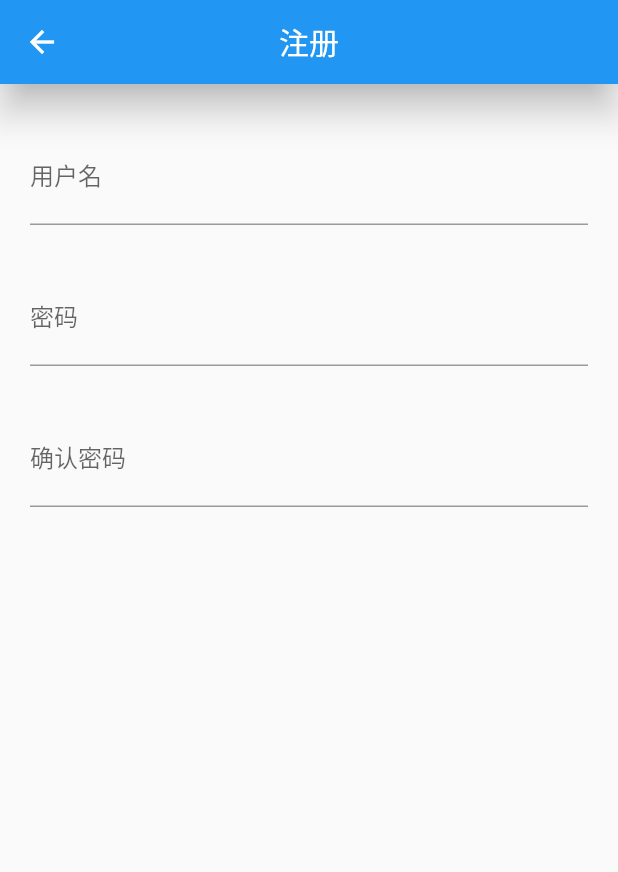
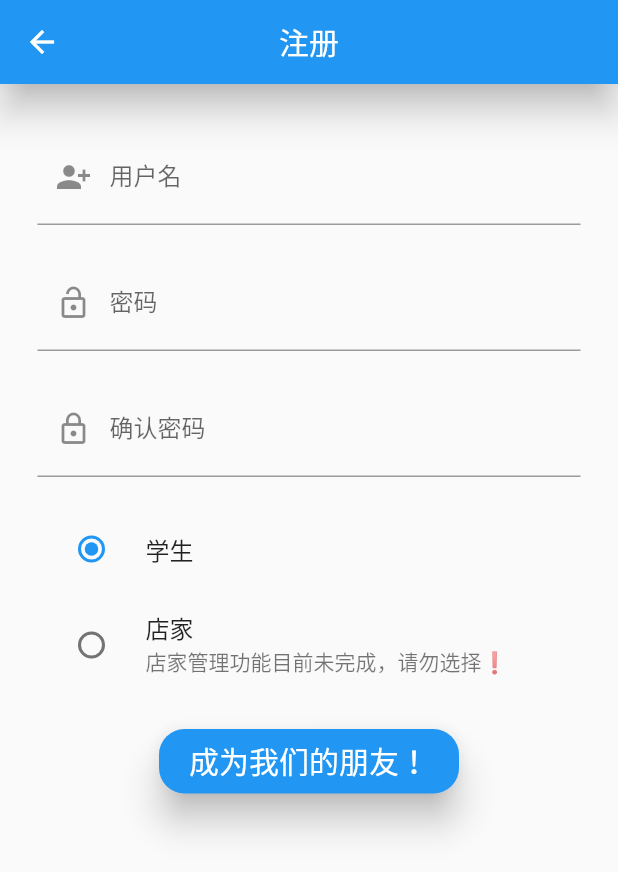
Before and after one commit to YfNightWind/Yango-Canteen, a Flutter app: the screen it shows after launch, after a tap on "注册", on a phone screen of 412 x 824 dp. Shown: the top 872 px of the screen. Run offline on Flutter 3.47's test engine with Material 2 defaults, Android fonts, the phone set to English and light mode, and no system bars; our stand-ins replace dio, loading_indicator; missing offline and left inert: flutter_card_swipper.

Commit message:
register to be done

```diff
--- a/lib/view/login_view.dart
+++ b/lib/view/login_view.dart
@@ -95,7 +95,7 @@ class _LoginPageState extends State<LoginPage> {
                   },
                   style: ButtonStyle(
                       shape: MaterialStateProperty.all(RoundedRectangleBorder(
-                          borderRadius: BorderRadius.circular(20))),
+                          borderRadius: BorderRadius.circular(17))),
                       elevation: MaterialStateProperty.all(10)),
                 ),
               ),
@@ -115,7 +115,7 @@ class _LoginPageState extends State<LoginPage> {
                   },
                   style: ButtonStyle(
                       shape: MaterialStateProperty.all(RoundedRectangleBorder(
-                          borderRadius: BorderRadius.circular(20))),
+                          borderRadius: BorderRadius.circular(17))),
                       elevation: MaterialStateProperty.all(10)),
                 ),
               )
--- a/lib/view/register_view.dart
+++ b/lib/view/register_view.dart
@@ -29,34 +29,89 @@ class RegisterForm extends StatefulWidget {
   _RegisterFormState createState() => _RegisterFormState();
 }
 
+enum ChosingCharacter { student, manger }
+
 class _RegisterFormState extends State<RegisterForm> {
+  ChosingCharacter _character = ChosingCharacter.student;
   @override
   Widget build(BuildContext context) {
     return Column(
       children: [
         Padding(
-          padding: EdgeInsets.only(top: 30, left: 20, right: 20, bottom: 20),
+          padding: EdgeInsets.only(top: 30, left: 25, right: 25, bottom: 10),
           child: TextField(
             decoration: InputDecoration(
-              labelText: '用户名',
-              hintText: '用户名不能超过',
-            ),
+                labelText: '用户名',
+                hintText: '用户名不能超过15个字符哦',
+                prefixIcon: Icon(Icons.person_add_alt_1)),
           ),
         ),
         Padding(
-          padding: EdgeInsets.only(top: 10, left: 20, right: 20, bottom: 20),
+          padding: EdgeInsets.only(top: 10, left: 25, right: 25, bottom: 10),
           child: TextField(
-            decoration:
-                InputDecoration(labelText: '密码', hintText: '密码位数在5~20之间哦'),
+            decoration: InputDecoration(
+                labelText: '密码',
+                hintText: '密码位数在5~20之间哦',
+                prefixIcon: Icon(Icons.lock_open)),
           ),
         ),
         Padding(
-          padding: EdgeInsets.only(top: 10, left: 20, right: 20, bottom: 20),
+          padding: EdgeInsets.only(top: 10, left: 25, right: 25, bottom: 10),
           child: TextField(
-            decoration:
-                InputDecoration(labelText: '确认密码', hintText: '确认您的密码！'),
+            decoration: InputDecoration(
+                labelText: '确认密码',
+                hintText: '确认您的密码！',
+                prefixIcon: Icon(Icons.lock_outline)),
           ),
         ),
+        Padding(
+            padding: EdgeInsets.only(top: 10, left: 25, right: 25, bottom: 10),
+            child: Column(
+              children: [
+                RadioListTile<ChosingCharacter>(
+                  title: Text('学生'),
+                  value: ChosingCharacter.student,
+                  groupValue: _character,
+                  //根据平台来选择显示位置
+                  controlAffinity: ListTileControlAffinity.platform,
+                  onChanged: (ChosingCharacter? value) {
+                    setState(() {
+                      _character = value!;
+                    });
+                  },
+                ),
+                RadioListTile<ChosingCharacter>(
+                  title: Text('店家'),
+                  subtitle: Text('店家管理功能目前未完成，请勿选择❗'),
+                  value: ChosingCharacter.manger,
+                  groupValue: _character,
+                  controlAffinity: ListTileControlAffinity.platform,
+                  onChanged: (ChosingCharacter? value) {
+                    setState(() {
+                      _character = value!;
+                    });
+                  },
+                ),
+              ],
+            )),
+        Padding(
+            padding: EdgeInsets.only(top: 10, left: 25, right: 25, bottom: 10),
+            child: Container(
+              height: 43,
+              width: 200,
+              child: ElevatedButton(
+                child: Text(
+                  '成为我们的朋友！',
+                  style: TextStyle(fontSize: 20),
+                  textAlign: TextAlign.center,
+                ),
+                style: ButtonStyle(
+                    shape: MaterialStateProperty.all(RoundedRectangleBorder(
+                        borderRadius: BorderRadius.circular(17))),
+                    elevation: MaterialStateProperty.all(10)),
+                onPressed: () {},
+              ),
+            ))
       ],
     );
   }
```
